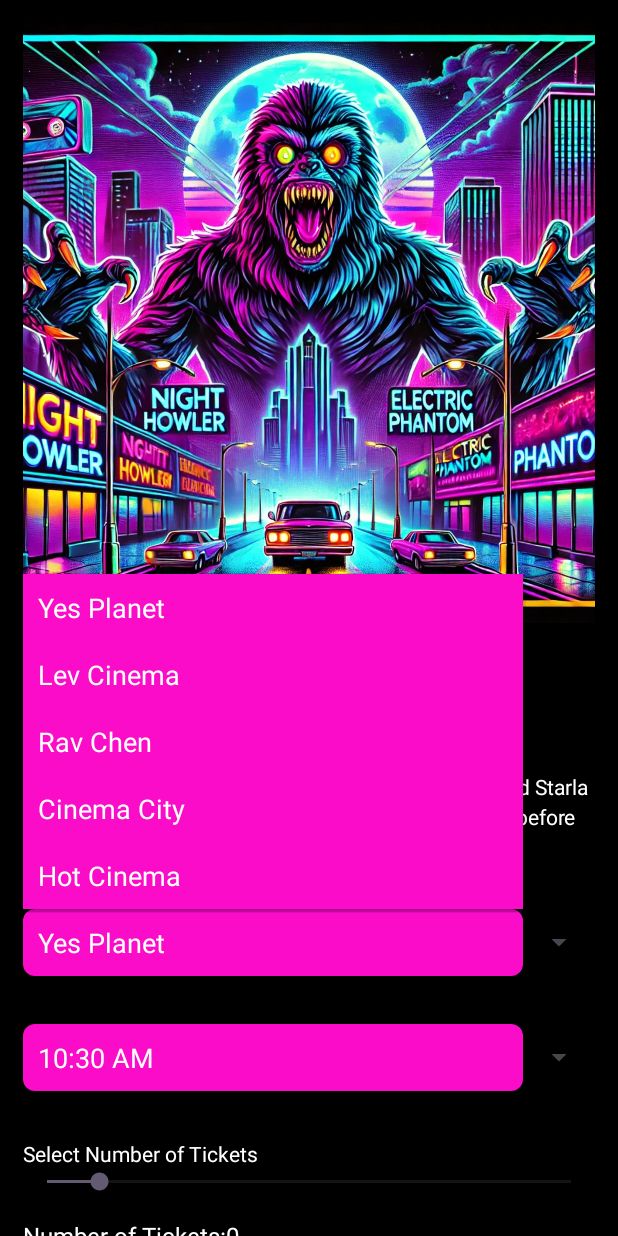
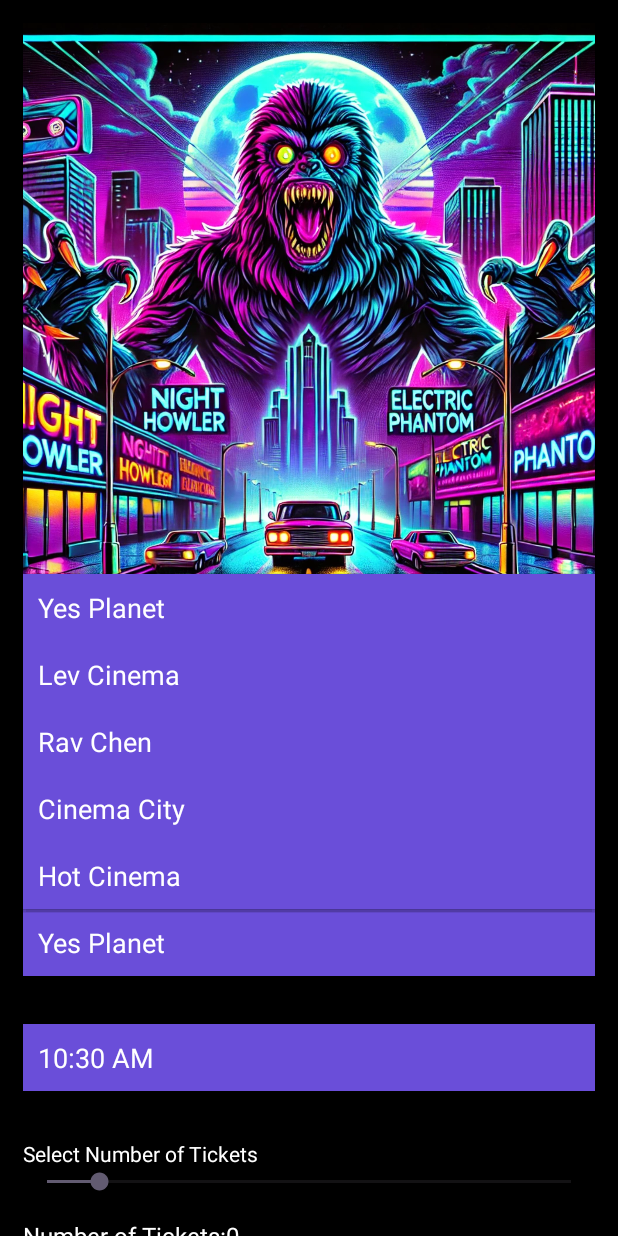
Before and after one commit to artur300/mobile_poster, an Android app: the screen it shows after launch (MainActivity), after a tap on "Yes Planet", on a phone screen of 412 x 824 dp. Run offline under Robolectric (Android 15) with nearby library versions, the phone set to English and light mode, and no system bars; 1 other tap on this screen came first.

Commit message:
18/11/2024 with animation

```diff
--- a/app/src/main/java/com/example/poster/MainActivity.kt
+++ b/app/src/main/java/com/example/poster/MainActivity.kt
@@ -1,5 +1,6 @@
 package com.example.poster
 
+import android.animation.ObjectAnimator
 import android.os.Bundle
 import androidx.activity.enableEdgeToEdge
 import androidx.appcompat.app.AppCompatActivity
@@ -8,14 +9,20 @@ import android.widget.CheckBox
 import android.widget.Button
 import android.widget.Spinner
 import android.widget.TextView
+import android.widget.ImageView
+import android.animation.AnimatorSet
+import android.widget.Toast
+import androidx.core.content.ContextCompat
 
 class MainActivity : AppCompatActivity() {
+    private var isOrderPlaced = false
+
     override fun onCreate(savedInstanceState: Bundle?) {
         super.onCreate(savedInstanceState)
         enableEdgeToEdge()
         setContentView(R.layout.main_poster_view)
 
-        // מציאת כל הרכיבים מה-XML
+
         val cinemaSpinner: Spinner = findViewById(R.id.cinemaSpinner)
         val timeSpinner: Spinner = findViewById(R.id.timeSpinner)
         val ticketSeekBar: SeekBar = findViewById(R.id.ticketSeekBar)
@@ -25,7 +32,28 @@ class MainActivity : AppCompatActivity() {
         val addToCartButton: Button = findViewById(R.id.addToCartButton)
         val viewSummaryButton: Button = findViewById(R.id.viewSummaryButton)
         val resetButton: Button = findViewById(R.id.resetButton)
-        val cartList = ArrayList<Ticket>() // רשימת הכרטיסים בסל
+        val confirmPurchaseButton: Button = findViewById(R.id.confirm_purchase)
+        val posterImageView: ImageView = findViewById(R.id.Poster)
+        val cartList = ArrayList<Ticket>()
+
+        // אנימציה לפוסטר - סיבוב ושקיפות
+        posterImageView.setOnClickListener {
+            val rotate = ObjectAnimator.ofFloat(posterImageView, "rotationY", 0f, 360f).apply {
+                duration = 1000
+            }
+            val fadeOut = ObjectAnimator.ofFloat(posterImageView, "alpha", 1f, 0f).apply {
+                duration = 500
+            }
+            val fadeIn = ObjectAnimator.ofFloat(posterImageView, "alpha", 0f, 1f).apply {
+                duration = 500
+            }
+
+            // סט אנימציות - הפעלה סדרתית
+            val animatorSet = AnimatorSet()
+            animatorSet.play(rotate).with(fadeOut)
+            animatorSet.play(fadeIn).after(fadeOut)
+            animatorSet.start()
+        }
 
         // הגדרות רכיבים
         setupCinemaSpinner(this, cinemaSpinner)
@@ -46,21 +74,9 @@ class MainActivity : AppCompatActivity() {
             )
         }
 
-        // מאזין לכפתור "View Cart"
+
         viewSummaryButton.setOnClickListener {
             showCartSummaryDialog(this, cartList)
-        }
-
-        resetButton.setOnClickListener {
-            resetSelections(
-                cinemaSpinner,
-                timeSpinner,
-                adultCheckBox,
-                childCheckBox,
-                ticketSeekBar,
-                ticketCountTextView,
-                cartList
-            )
         }
 
 
--- a/app/src/main/java/com/example/poster/PurchaseHandler.kt
+++ b/app/src/main/java/com/example/poster/PurchaseHandler.kt
@@ -8,6 +8,8 @@ import android.widget.Toast
 import android.app.Dialog
 import android.widget.Button
 import android.widget.TextView
+import androidx.core.content.ContextCompat
+
 
 // פונקציה להוספת הכרטיסים לעגלה
 fun addToCart(
--- a/app/src/main/res/layout/main_poster_view.xml
+++ b/app/src/main/res/layout/main_poster_view.xml
@@ -86,6 +86,7 @@
             android:layout_height="wrap_content"
             android:layout_marginTop="16dp"
             android:layout_marginBottom="16dp"
+            android:background="#6A4ED9"
             />
 
 
@@ -99,6 +100,7 @@
             android:layout_height="wrap_content"
             android:layout_marginTop="16dp"
             android:layout_marginBottom="16dp"
+            android:background="#6A4ED9"
 
             />
 
@@ -119,7 +121,8 @@
             android:layout_height="wrap_content"
             android:max="10"
             android:progress="1"
-            android:paddingBottom="16dp" />
+            android:paddingBottom="16dp"
+            />
 
         <TextView
             android:id="@+id/ticketCountTextView"
@@ -147,6 +150,15 @@
             android:textColor="@color/white"
             android:paddingBottom="16dp" />
 
+        <!-- כפתור רכישה -->
+        <Button
+            android:id="@+id/addToCartButton"
+            android:layout_width="match_parent"
+            android:layout_height="wrap_content"
+            android:text="Add to Cart"
+            android:textStyle="bold"
+            android:layout_marginTop="16dp"/>
+
         <Button
             android:id="@+id/viewSummaryButton"
             android:layout_width="match_parent"
@@ -155,14 +167,14 @@
             android:textStyle="bold"
             android:layout_marginTop="16dp"/>
 
-        <!-- כפתור רכישה -->
         <Button
-            android:id="@+id/addToCartButton"
+            android:id="@+id/confirm_purchase"
             android:layout_width="match_parent"
             android:layout_height="wrap_content"
-            android:text="Add to Cart"
+            android:text="Confirm Purchase"
             android:textStyle="bold"
             android:layout_marginTop="16dp"/>
+
 
         <Button
             android:id="@+id/resetButton"
--- a/app/src/main/res/layout/spinner_design.xml
+++ b/app/src/main/res/layout/spinner_design.xml
@@ -5,4 +5,4 @@
     android:padding="10dp"
     android:textSize="18sp"
     android:textColor="#FFFFFF"
-    android:background="@drawable/spinner_background"/>
+    android:background="#6A4ED9"/>
--- a/app/src/main/res/layout/spinner_item_design.xml
+++ b/app/src/main/res/layout/spinner_item_design.xml
@@ -5,4 +5,4 @@
     android:padding="10dp"
     android:textSize="18sp"
     android:textColor="#FFFFFF"
-    android:background="#FB0CC9" />
+    android:background="#6A4ED9" />
```
Also changed, not shown: app/src/main/java/com/example/poster/ResetHandler.kt (+12 -1 lines), app/src/main/res/layout/dialog_purchase_summary.xml (+7 -1 lines).
